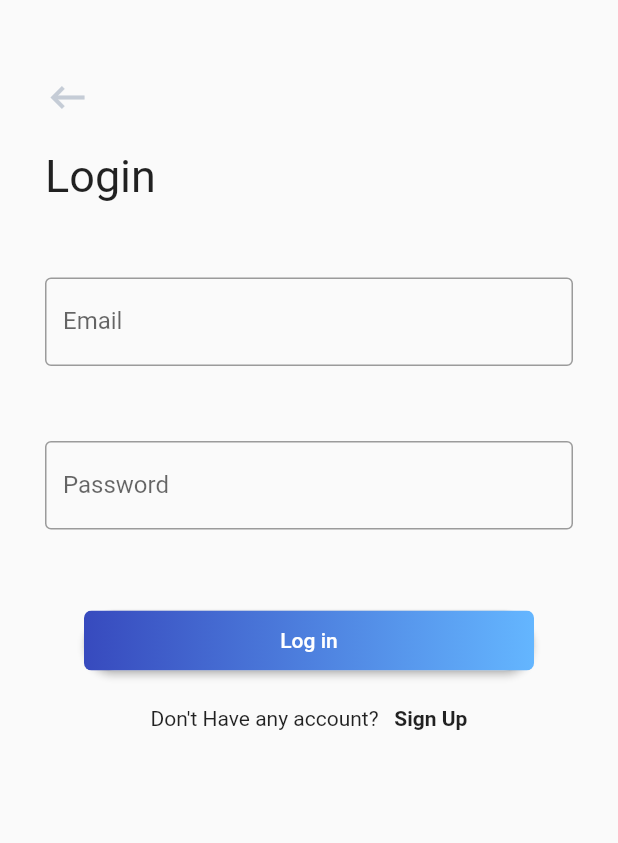
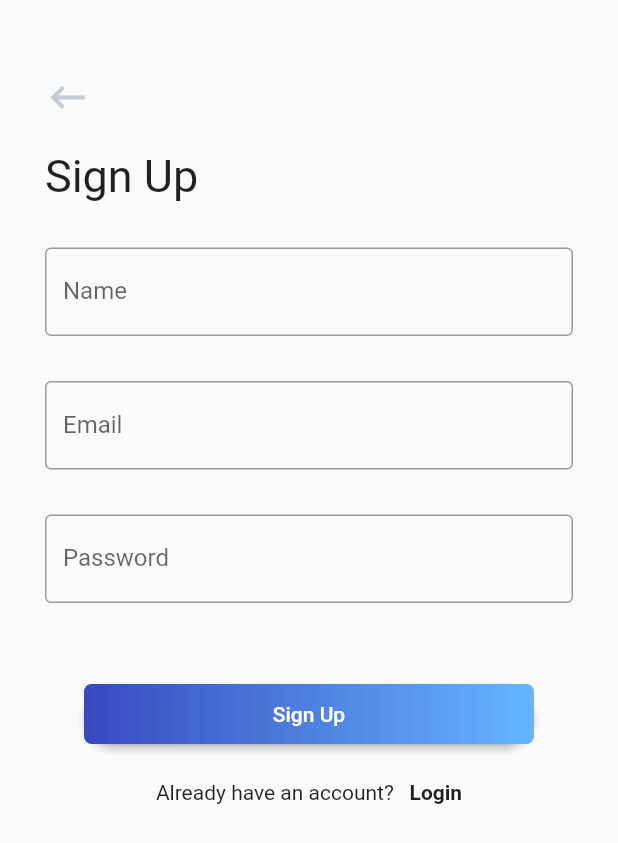
Before and after one commit to AminullahTajMuhammad/E-Commerce-UI-Kit, a Flutter app: the SignUpScreen screen opened directly, after a tap on "Sign Up", on a phone screen of 412 x 824 dp. Shown: the top 843 px of the screen. Run offline on Flutter 3.47's test engine with Material 2 defaults, Android fonts, the phone set to English and light mode, and no system bars.

Commit message:
Added Scrollable SignUp Screens

```diff
--- a/lib/screens/signup_screen.dart
+++ b/lib/screens/signup_screen.dart
@@ -1,4 +1,5 @@
 import 'package:flutter/material.dart';
+import 'package:e_commerce_ui_kit/screens/login_screen.dart';
 
 class SignUpScreen extends StatefulWidget {
   @override
@@ -40,16 +41,30 @@ class LunchState extends State<SignUpScreen> {
         Container(
           margin: EdgeInsets.only(top: 20.0, left: 30.0),
           child: Text(
-            "Login",
+            "Sign Up",
             style: TextStyle(
                 fontSize: 30.0
             ),
           ),
         ),
 
+        // NameEdit text
+        Container(
+          margin: EdgeInsets.only(top: 30.0, left: 30.0, right: 30.0),
+          child: TextFormField(
+            decoration: InputDecoration(
+              labelText: "Name",     // Set text upper animation
+              border: OutlineInputBorder(),
+            ),
+            minLines: 1,
+            autofocus: false,
+            keyboardType: TextInputType.text,
+          ),
+        ),
+
         // Email Edit text
         Container(
-          margin: EdgeInsets.only(top: 50.0, left: 30.0, right: 30.0),
+          margin: EdgeInsets.only(top: 30.0, left: 30.0, right: 30.0),
           child: TextFormField(
             decoration: InputDecoration(
                 labelText: "Email",
@@ -63,7 +78,7 @@ class LunchState extends State<SignUpScreen> {
 
         // Password Edit text
         Container(
-          margin: EdgeInsets.only(top: 50.0, left: 30.0, right: 30.0),
+          margin: EdgeInsets.only(top: 30.0, left: 30.0, right: 30.0),
           child: TextFormField(
             decoration: InputDecoration(
               labelText: "Password",     // Set text upper animation
@@ -99,7 +114,7 @@ class LunchState extends State<SignUpScreen> {
                       constraints: const BoxConstraints(maxWidth: 300.0, minHeight: 40.0), // min sizes for Material buttons
                       alignment: Alignment.center,
                       child: const Text(
-                        'Log in',
+                        'Sign Up',
                         textAlign: TextAlign.center,
                         style: TextStyle(
                             color: Colors.white
@@ -117,16 +132,16 @@ class LunchState extends State<SignUpScreen> {
             child: Row(
               mainAxisAlignment: MainAxisAlignment.center,
               children: <Widget>[
-                    Text("Don't Have any account? "),
+                Text("Already have an account? "),
                 GestureDetector(
                   child: Text(
-                        "  Sign Up",
+                    "  Login",
                     style: TextStyle(
                       fontWeight: FontWeight.bold,
                     ),
                   ),
                   onTap: () {
-                        Navigator.of(context).push(MaterialPageRoute(builder: (context) => SignUpScreen()));
+                    Navigator.of(context).push(MaterialPageRoute(builder: (context) => LoginScreen()));
                   },
                 )
               ],
```
Lines whose indentation alone changed are shown as unchanged.
